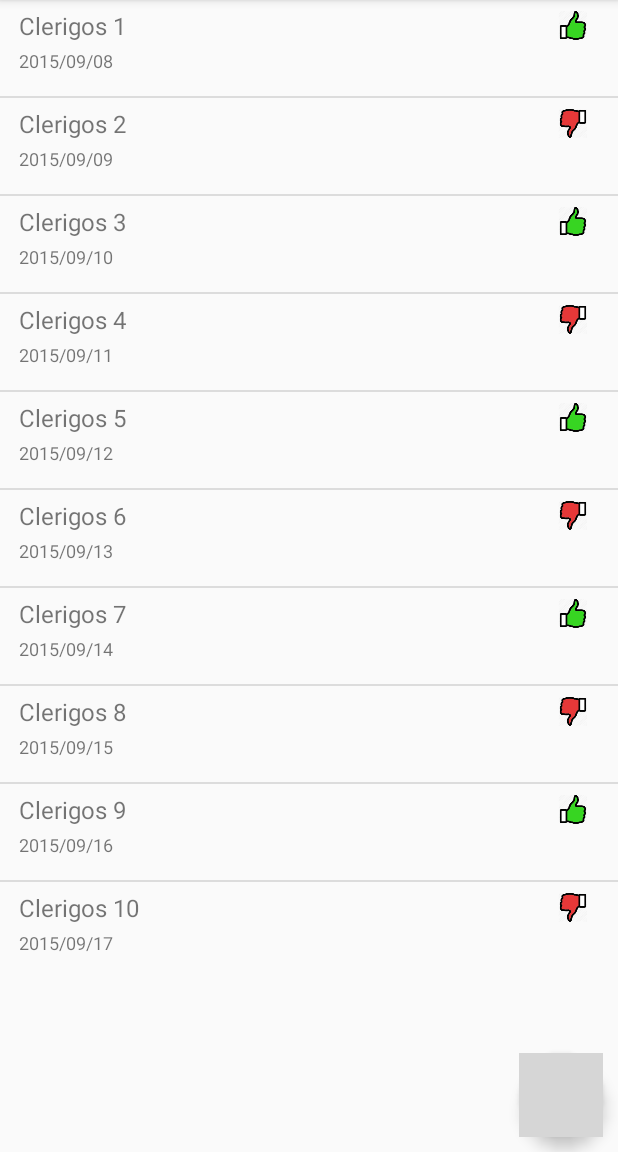
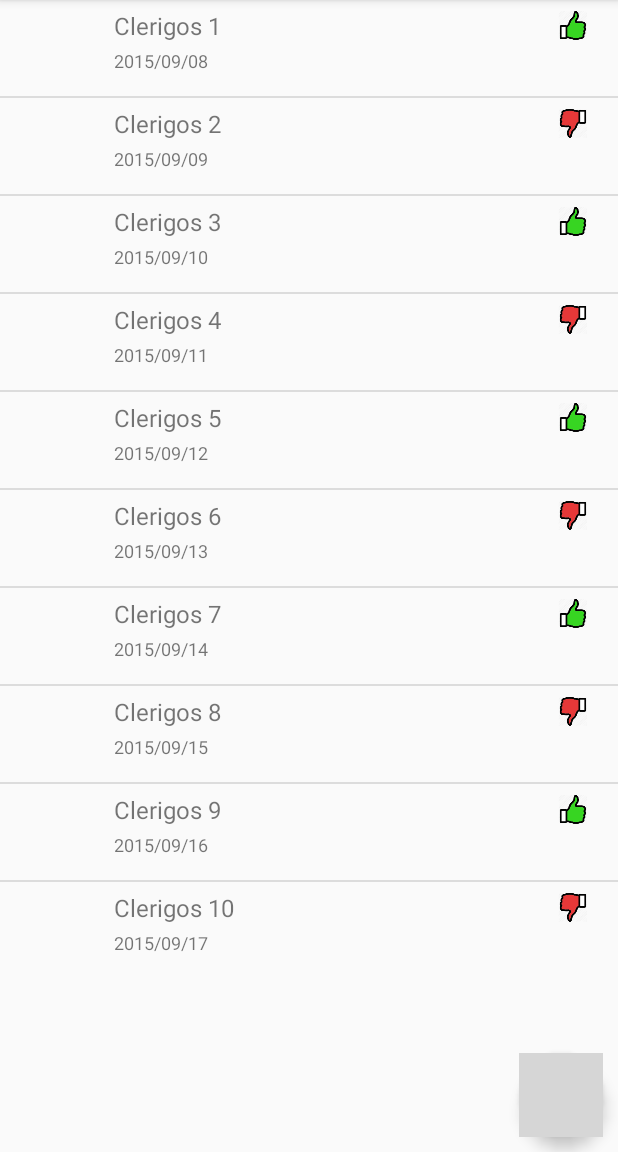
Before and after one commit to gtugablue/iseeporto, an Android app: the fragment VisitedMenu placed in its activity, with the options menu open, on a phone screen of 412 x 824 dp, the part 84-1236 px from its top. Run offline under Robolectric (Android 15) with nearby library versions, the phone set to English and light mode, and no system bars; our stand-ins replace CircleImageView; libraries missing offline, so code that uses them is left out: com.facebook, com.facebook.login; 2 statements that could not run were skipped; grey boxes are pictures that could not be loaded.

Commit message:
Corrigido bug no load de imagens do VisitedMenu

```diff
--- a/Android/iSeePorto/app/src/main/res/layout/visited_pois_row_layout.xml
+++ b/Android/iSeePorto/app/src/main/res/layout/visited_pois_row_layout.xml
@@ -6,7 +6,7 @@
 
     <de.hdodenhof.circleimageview.CircleImageView
         android:id="@+id/poi_image"
-        android:layout_width="wrap_content"
+        android:layout_width="?android:attr/listPreferredItemHeight"
         android:layout_height="fill_parent"
         android:layout_alignParentBottom="true"
         android:layout_alignParentTop="true"
```
